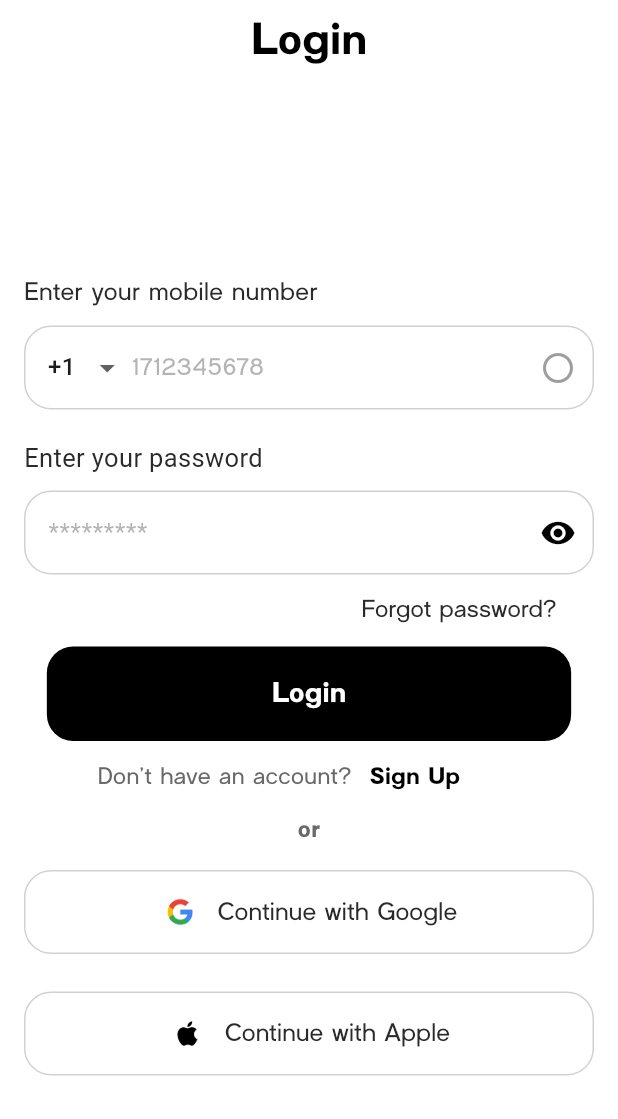
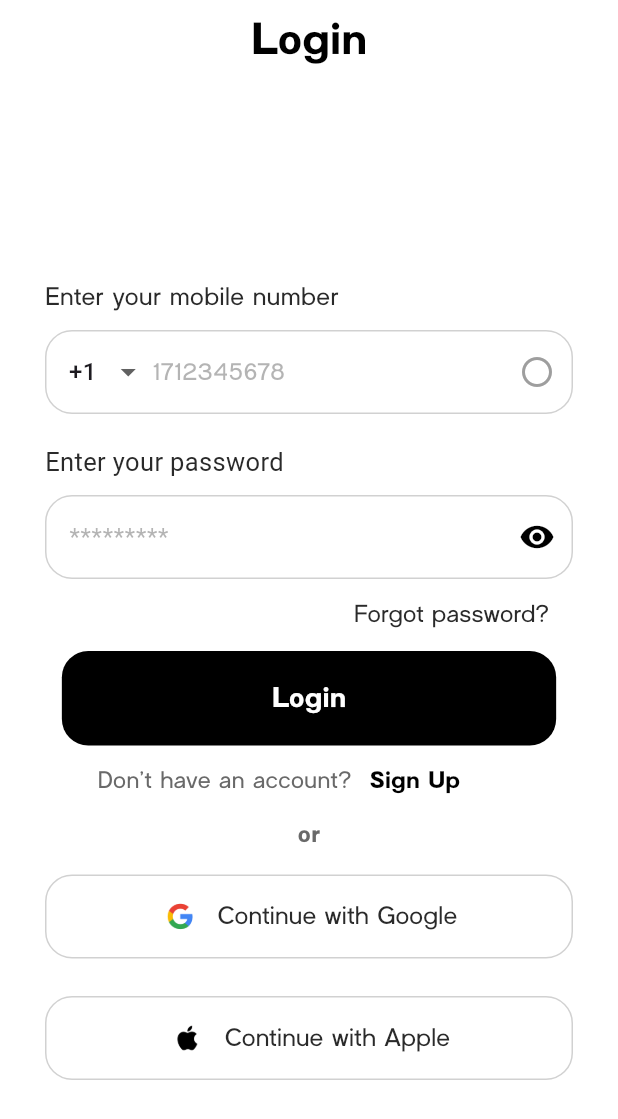
Before and after one commit to jeiel2013/ProjetosFlutter, a Flutter app: the screen it shows after launch, on a phone screen of 412 x 824 dp. Shown: the top 1119 px of the screen. Run offline on Flutter 3.47's test engine with Material 3 defaults, Android fonts, the phone set to English and light mode, and no system bars.

Commit message:
login page finished

```diff
--- a/login_page/lib/main.dart
+++ b/login_page/lib/main.dart
@@ -29,20 +29,9 @@ class Home extends StatefulWidget {
 
 class _HomeState extends State<Home> {
   bool isChecked = false;
-  String selectedCountryCode =
-      '+1'; // Inicializa com o código dos EUA como padrão
+  String selectedCountryCode = '+1';
   final List<String> countryCodes = [
-    '+1', // USA/Canada
-    '+44', // UK
-    '+55', // Brazil
-    '+91', // India
-    '+61', // Australia
-    '+81', // Japan
-    '+49', // Germany
-    '+33', // France
-    '+86', // China
-    '+39', // Italy
-    // Adicione mais códigos de DDD conforme necessário
+    '+1', '+44', '+55', '+91', '+61', '+81', '+49', '+33', '+86', '+39',
   ];
 
   final TextEditingController _controller = TextEditingController();
@@ -53,7 +42,7 @@ class _HomeState extends State<Home> {
   void initState() {
     super.initState();
     _controller.addListener(() {
-      setState(() {}); // Atualiza o estado para refletir as mudanças no ícone
+      setState(() {});
     });
   }
 
@@ -70,15 +59,18 @@ class _HomeState extends State<Home> {
           ),
         ),
         backgroundColor: Colors.white,
-        elevation: 0, // Remove a sombra do AppBar
-        centerTitle: true, // Centraliza o título
+        elevation: 0,
+        centerTitle: true,
       ),
-      body: Center(
+      body: SingleChildScrollView( // Envolva o Column com SingleChildScrollView
+        child: Padding(
+          padding: const EdgeInsets.only(top: 110),
+          child: Center(
             child: Column(
               mainAxisSize: MainAxisSize.min,
               children: [
                 Container(
-              padding: const EdgeInsets.symmetric(vertical: 20, horizontal: 16),
+                  padding: const EdgeInsets.symmetric(vertical: 20, horizontal: 30),
                   child: Column(
                     crossAxisAlignment: CrossAxisAlignment.start,
                     children: [
@@ -90,9 +82,7 @@ class _HomeState extends State<Home> {
                           color: Color(0xFF2A2A2A),
                         ),
                       ),
-                  const SizedBox(
-                    height: 10,
-                  ), // Espaço entre o texto e o campo de entrada
+                      const SizedBox(height: 10),
                       TextField(
                         controller: _controller,
                         decoration: InputDecoration(
@@ -111,12 +101,11 @@ class _HomeState extends State<Home> {
                           hintText: '1712345678',
                           hintStyle: TextStyle(
                             color: const Color(0xFF696969).withOpacity(0.5),
-                          fontFamily: "Hamon"),
+                            fontFamily: "Hamon",
+                          ),
                           prefixIcon: Padding(
-                        padding: const EdgeInsets.only(
-                            left: 16.0), // Adiciona espaçamento à esquerda
+                            padding: const EdgeInsets.only(left: 16.0),
                             child: DropdownButtonHideUnderline(
-                          // Remove a linha de sublinhado padrão do DropdownButton
                               child: DropdownButton<String>(
                                 value: selectedCountryCode,
                                 onChanged: (String? newValue) {
@@ -140,7 +129,7 @@ class _HomeState extends State<Home> {
                                 : Icons.radio_button_unchecked,
                             color: _controller.text.length == 11
                                 ? Colors.black
-                            : Colors.grey, // Define a cor corretamente
+                                : Colors.grey,
                           ),
                         ),
                         keyboardType: TextInputType.number,
@@ -148,9 +137,8 @@ class _HomeState extends State<Home> {
                     ],
                   ),
                 ),
-            // Password ----------------------------------------------------------------------
                 Container(
-              padding: const EdgeInsets.symmetric(horizontal: 16),
+                  padding: const EdgeInsets.symmetric(horizontal: 30),
                   child: Column(
                     crossAxisAlignment: CrossAxisAlignment.start,
                     children: [
@@ -161,9 +149,7 @@ class _HomeState extends State<Home> {
                           color: Color(0xFF2A2A2A),
                         ),
                       ),
-                  const SizedBox(
-                    height: 10,
-                  ), // Espaço entre o texto e o campo de entrada
+                      const SizedBox(height: 10),
                       TextField(
                         controller: _passwordController,
                         obscureText: _obscureText,
@@ -186,15 +172,12 @@ class _HomeState extends State<Home> {
                           ),
                           suffixIcon: IconButton(
                             icon: Icon(
-                          _obscureText
-                              ? Icons.visibility
-                              : Icons.visibility_off,
+                              _obscureText ? Icons.visibility : Icons.visibility_off,
                               color: Colors.black,
                             ),
                             onPressed: () {
                               setState(() {
-                            _obscureText =
-                                !_obscureText; // Alterna o estado de visibilidade
+                                _obscureText = !_obscureText;
                               });
                             },
                           ),
@@ -205,7 +188,7 @@ class _HomeState extends State<Home> {
                   ),
                 ),
                 Container(
-              padding: const EdgeInsets.only(left: 200),
+                  padding: const EdgeInsets.only(left: 190),
                   child: TextButton(
                     onPressed: () {},
                     child: const Text(
@@ -223,9 +206,9 @@ class _HomeState extends State<Home> {
                     style: TextButton.styleFrom(
                       backgroundColor: Colors.black,
                       padding: const EdgeInsets.symmetric(
-                        vertical: 18, horizontal: 150.0),
+                          vertical: 18, horizontal: 140.0),
                       shape: RoundedRectangleBorder(
-                        borderRadius: BorderRadius.circular(17.6)) // Padding
+                          borderRadius: BorderRadius.circular(17.6)),
                     ),
                     onPressed: () {},
                     child: const Text(
@@ -264,7 +247,7 @@ class _HomeState extends State<Home> {
                   ),
                 ),
                 Container(
-              padding: const EdgeInsets.symmetric(horizontal: 16),
+                  padding: const EdgeInsets.symmetric(horizontal: 30),
                   child: Column(
                     children: [
                       const Text(
@@ -336,8 +319,10 @@ class _HomeState extends State<Home> {
                       ),
                     ],
                   ),
-            )
+                ),
               ],
+            ),
+          ),
         ),
       ),
       backgroundColor: Colors.white,
```
Lines whose indentation alone changed are shown as unchanged.
